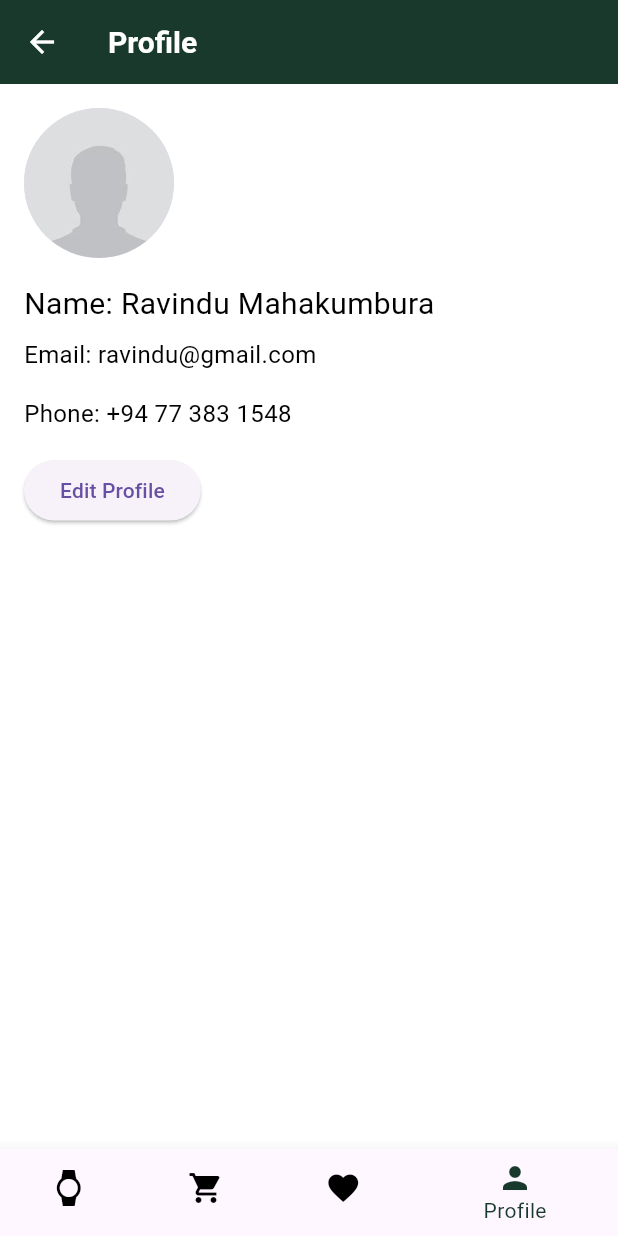
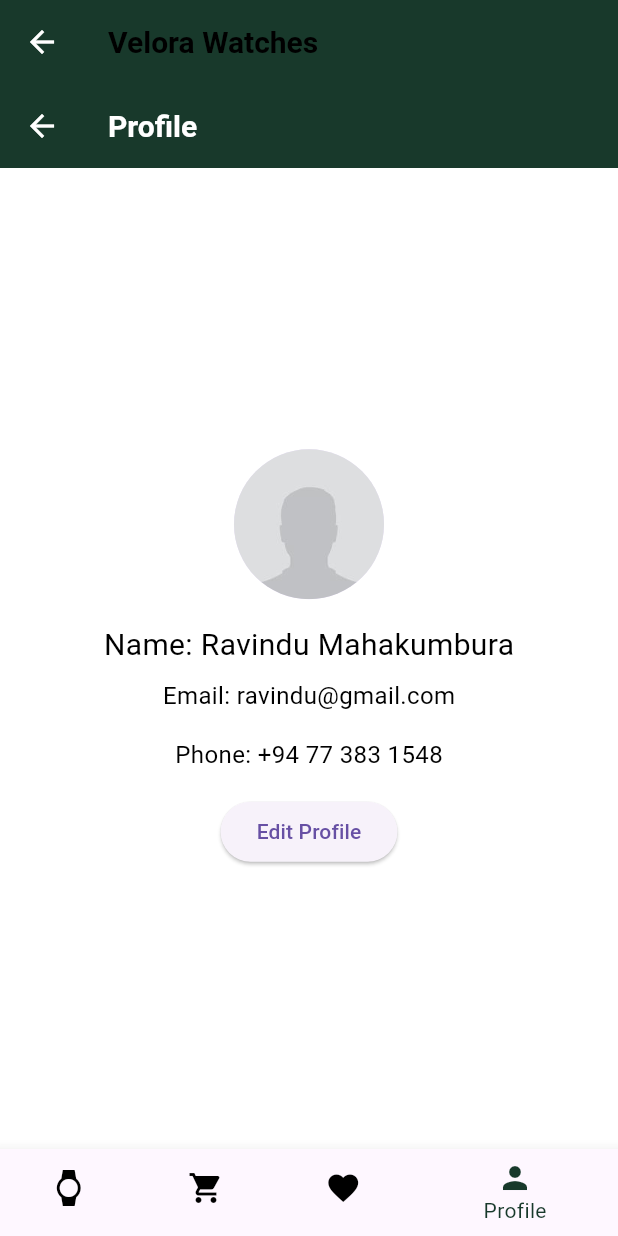
Before and after one commit to ravindu7529/velora_watch1, a Flutter app: the HomeScreen screen opened by its route, item 4 of the bottom bar chosen, on a phone screen of 412 x 824 dp. Run offline on Flutter 3.47's test engine with Material 3 defaults, Android fonts, the phone set to English and light mode, and no system bars.

Commit message:
Final Commit

```diff
--- a/lib/screens/home_screen.dart
+++ b/lib/screens/home_screen.dart
@@ -30,7 +30,20 @@ class _HomeScreenState extends State<HomeScreen> {
 
   @override
   Widget build(BuildContext context) {
+    // Check if the current theme is dark or light mode
+    bool isDarkMode = Theme.of(context).brightness == Brightness.dark;
+
     return Scaffold(
+      appBar: AppBar(
+        title: Text(
+          'Velora Watches',
+          style: TextStyle(
+            color: isDarkMode
+                ? Colors.white
+                : Colors.black, // White text in dark mode
+          ),
+        ),
+      ),
       body: _screens[_selectedIndex],
       bottomNavigationBar: BottomNavigationBar(
         currentIndex: _selectedIndex,
--- a/lib/screens/profile_screen.dart
+++ b/lib/screens/profile_screen.dart
@@ -9,10 +9,13 @@ class ProfileScreen extends StatelessWidget {
       appBar: AppBar(
         title: const Text('Profile'),
       ),
-      body: Padding(
+      body: Center(
+        child: SingleChildScrollView(
+          child: Padding(
             padding: const EdgeInsets.all(16.0),
             child: Column(
-          crossAxisAlignment: CrossAxisAlignment.start,
+              mainAxisAlignment: MainAxisAlignment.start,
+              crossAxisAlignment: CrossAxisAlignment.center,
               children: [
                 CircleAvatar(
                   radius: 50,
@@ -45,6 +48,8 @@ class ProfileScreen extends StatelessWidget {
               ],
             ),
           ),
+        ),
+      ),
     );
   }
 }
```
Lines whose indentation alone changed are shown as unchanged.
